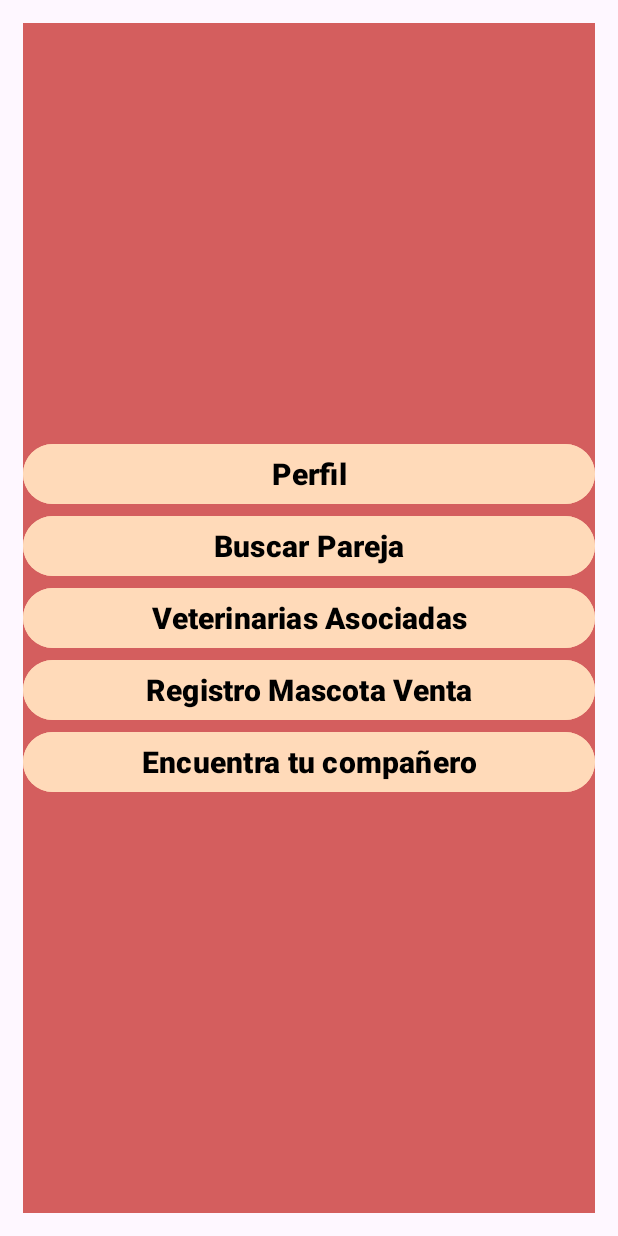
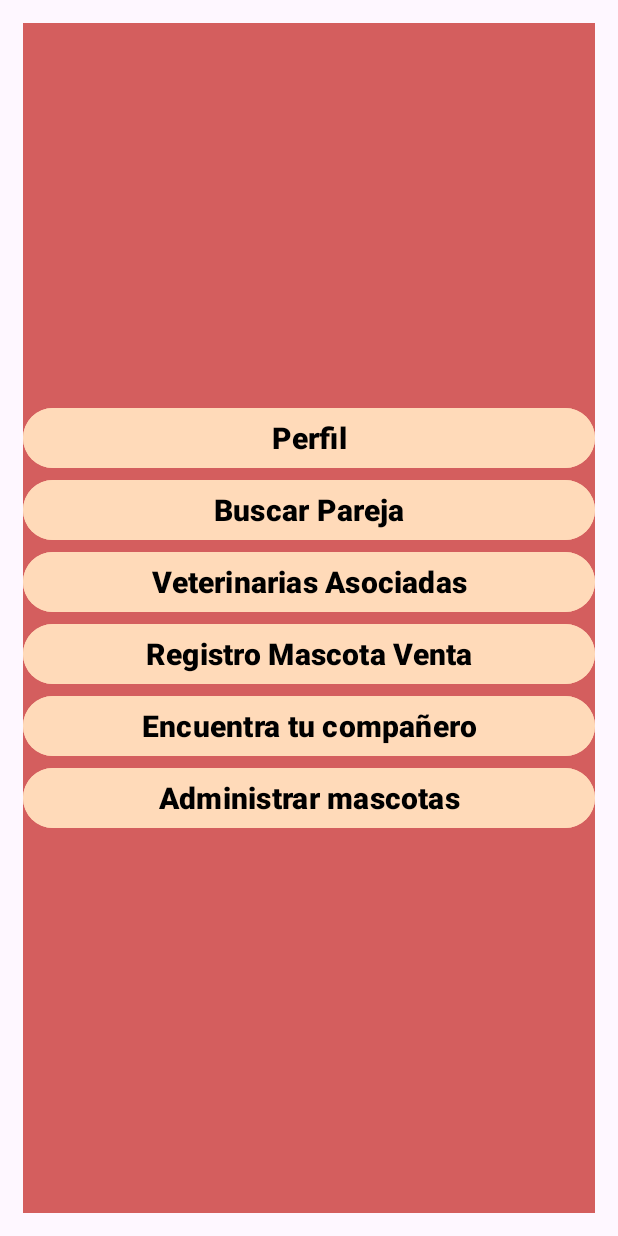
Before and after one commit to Intro-CompuMovil/Lovemal, an Android app: the MenuActivity screen opened directly, with no data from a screen before it, on a phone screen of 412 x 824 dp. Run offline under Robolectric (Android 15) with nearby library versions, the phone set to English and light mode, and no system bars; our stand-ins replace Firebase (no records; nobody signed in at launch, a user with empty details on screens opened directly); 1 statement that could not run was skipped.

Commit message:
Admin creado

```diff
--- a/app/src/main/java/com/example/lovemal/MenuActivity.kt
+++ b/app/src/main/java/com/example/lovemal/MenuActivity.kt
@@ -1,16 +1,26 @@
 package com.example.lovemal
 
+import android.content.ContentValues.TAG
 import android.content.Intent
 import android.os.Bundle
+import android.util.Log
+import android.view.View
 import android.widget.Button
-import androidx.activity.enableEdgeToEdge
 import androidx.appcompat.app.AppCompatActivity
-import androidx.core.view.ViewCompat
-import androidx.core.view.WindowInsetsCompat
+import com.google.firebase.database.DataSnapshot
+import com.google.firebase.database.DatabaseError
+import com.google.firebase.database.DatabaseReference
+import com.google.firebase.database.FirebaseDatabase
+import com.google.firebase.database.ValueEventListener
+import kotlin.properties.Delegates
 
 class MenuActivity : AppCompatActivity() {
 
     private lateinit var currentUserUid: String
+    private val PATH_USERS = "users/"
+    private lateinit var database: FirebaseDatabase
+    private lateinit var myRef: DatabaseReference
+    private var admin by Delegates.notNull<Boolean>()
 
     override fun onCreate(savedInstanceState: Bundle?) {
         super.onCreate(savedInstanceState)
@@ -18,9 +28,35 @@ class MenuActivity : AppCompatActivity() {
 
         currentUserUid = intent.getStringExtra("current_user_uid")!!
 
+        isAdmin()
         manageButtons()
     }
 
+    private fun isAdmin(){
+        val btnAdmin = findViewById<Button>(R.id.btnAdmin)
+        admin = false
+        database = FirebaseDatabase.getInstance()
+        myRef = database.getReference(PATH_USERS)
+        myRef.addValueEventListener(object : ValueEventListener {
+            override fun onDataChange(dataSnapshot: DataSnapshot) {
+                for (singleSnapshot in dataSnapshot.children) {
+                    val myUser = singleSnapshot.getValue(MyUser::class.java)
+                    Log.i(TAG, "Encontró usuario: " + myUser?.name)
+                    if(myUser?.key == currentUserUid){
+                        admin = myUser.admin
+                        if(!admin){
+                            btnAdmin.visibility = View.INVISIBLE
+                        }
+                        Log.i(TAG, "El usuario es admin? " + admin)
+                        break
+                    }
+                }
+            }
+            override fun onCancelled(databaseError: DatabaseError) {
+                Log.w(TAG, "error en la consulta", databaseError.toException())
+            }
+        })
+    }
     private fun manageButtons(){
         val btnPerfil = findViewById<Button>(R.id.btnPerfil)
         btnPerfil.setOnClickListener { goToPerfil()  }
@@ -35,7 +71,9 @@ class MenuActivity : AppCompatActivity() {
     }
 
     private fun goToPerfil(){
-        val intent = Intent(this, Perfil::class.java)
+        val intent = Intent(this, Perfil::class.java).apply {
+            putExtra("currentUserUid", currentUserUid)
+        }
         startActivity(intent)
     }
 
--- a/app/src/main/java/com/example/lovemal/MyUser.kt
+++ b/app/src/main/java/com/example/lovemal/MyUser.kt
@@ -4,5 +4,5 @@ class MyUser {
     var name: String = ""
     var email: String = ""
     var key: String = ""
-    var mascotas: ArrayList<String> = ArrayList()
+    var admin: Boolean = false
 }
--- a/app/src/main/java/com/example/lovemal/Registrarse.kt
+++ b/app/src/main/java/com/example/lovemal/Registrarse.kt
@@ -170,7 +170,6 @@ class Registrarse : AppCompatActivity() {
         if (requestCode == CAMERA_PERMISSION_CODE) {
             if (grantResults.isNotEmpty() && grantResults[0] == PackageManager.PERMISSION_GRANTED) {
                 openCamera()
-            } else {
             }
         }
     }
--- a/app/src/main/res/layout/activity_menu.xml
+++ b/app/src/main/res/layout/activity_menu.xml
@@ -71,4 +71,17 @@
 
     </Button>
 
+    <Button
+        android:id="@+id/btnAdmin"
+        android:layout_width="match_parent"
+        android:layout_height="wrap_content"
+        android:backgroundTint="@color/buttonMenuApp"
+        android:text="Administrar mascotas"
+        android:textColor="@color/black"
+        android:textSize="20sp"
+        android:textStyle="bold|normal"
+        >
+
+    </Button>
+
 </LinearLayout>
```
Also changed, not shown: app/src/main/java/com/example/lovemal/Perfil.kt (+15 -0 lines), app/src/main/res/layout/activity_perfil.xml (+14 -0 lines).
